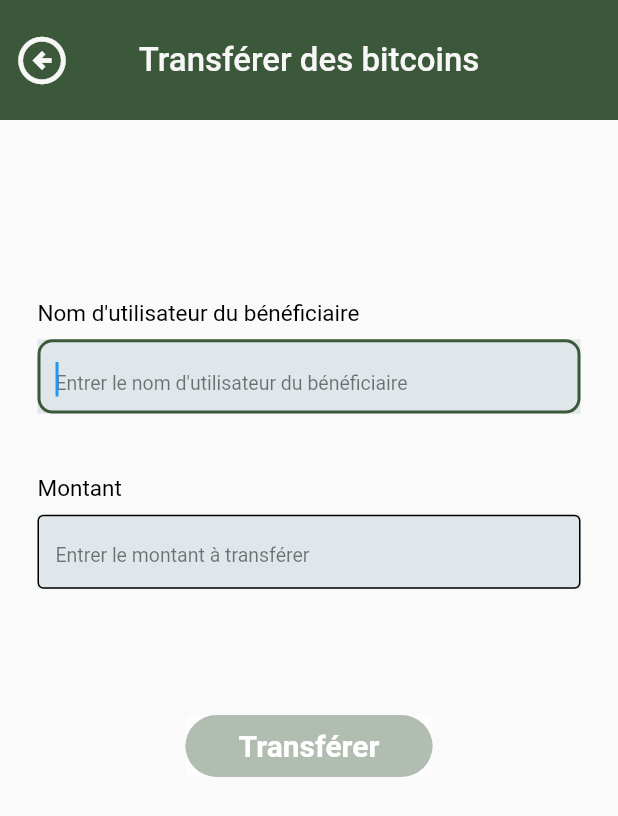
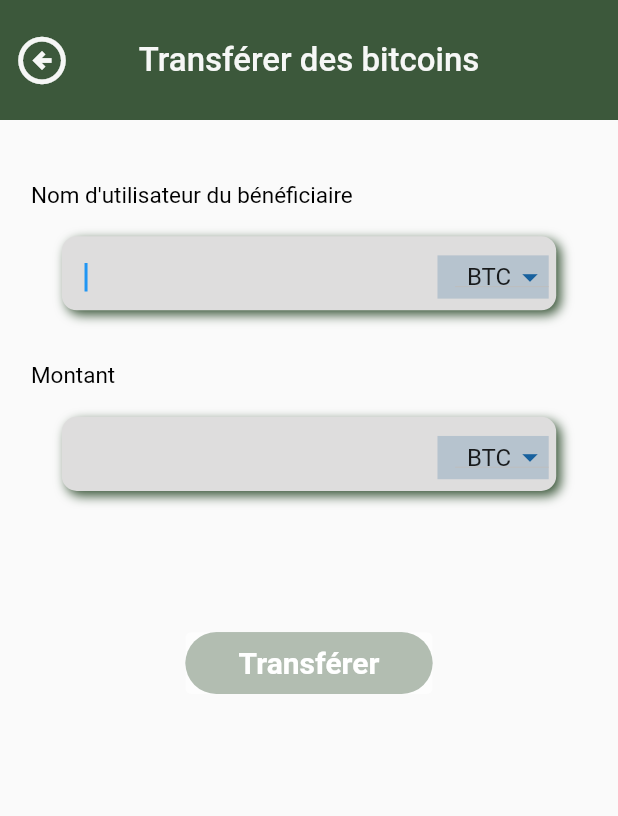
Before and after one commit to Gueyemhd/EasyBit, a Flutter app: the TransfertBitcoins screen opened by its route, on a phone screen of 412 x 824 dp. Shown: the top 816 px of the screen. Run offline on Flutter 3.47's test engine with Material 2 defaults, Android fonts, the phone set to English and light mode, and no system bars; network calls fail.

Commit message:
add some check attributes

```diff
--- a/frontend/easybit/lib/screens/widgets/login/login.body.dart
+++ b/frontend/easybit/lib/screens/widgets/login/login.body.dart
@@ -3,6 +3,7 @@ import 'package:easybit/screens/pages/registrationpage.dart';
 import 'package:easybit/services/user_service.dart';
 import 'package:easybit/shared/constants.dart';
 import 'package:flutter/material.dart';
+import 'package:flutter/services.dart';
 import 'package:http/http.dart' as http;
 
 class LoginBody extends StatefulWidget {
@@ -65,6 +66,7 @@ class _LoginBodyState extends State<LoginBody> {
                 border: Border.all(color: bluelogo, width: 3)),
             height: 50,
             child: TextFormField(
+              keyboardType: TextInputType.text,
               // The validator receives the text that the user has entered
               controller: usernameController,
               validator: (value) {
@@ -73,7 +75,6 @@ class _LoginBodyState extends State<LoginBody> {
                 }
                 return null;
               },
-              keyboardType: TextInputType.text,
               onChanged: (String value) {},
               style: const TextStyle(
                 color: Colors.black87,
--- a/frontend/easybit/lib/screens/widgets/registration/next.dart
+++ b/frontend/easybit/lib/screens/widgets/registration/next.dart
@@ -85,7 +85,7 @@ class _NextState extends State<Next> {
                 }
                 return null;
               },
-              keyboardType: TextInputType.text,
+              keyboardType: TextInputType.emailAddress,
               style: const TextStyle(
                 color: Colors.black87,
               ),
--- a/frontend/easybit/lib/screens/widgets/registration/registration.body.dart
+++ b/frontend/easybit/lib/screens/widgets/registration/registration.body.dart
@@ -149,6 +149,7 @@ class _RegistrationBodyState extends State<RegistrationBody> {
                 border: Border.all(color: bluelogo, width: 3)),
             height: 60,
             child: TextFormField(
+              keyboardType: TextInputType.text,
               controller: usernameController,
               // The validator receives the text that the user has entered.
               validator: (value) {
--- a/frontend/easybit/lib/screens/widgets/transfertBTC/transfertBitcoins.body.dart
+++ b/frontend/easybit/lib/screens/widgets/transfertBTC/transfertBitcoins.body.dart
@@ -1,5 +1,6 @@
 import 'package:easybit/shared/constants.dart';
 import 'package:flutter/material.dart';
+import 'package:flutter/services.dart';
 
 class TransfertBitcoinsBody extends StatefulWidget {
   const TransfertBitcoinsBody({super.key});
@@ -36,7 +37,7 @@ class _TransfertBitcoinsBodyState extends State<TransfertBitcoinsBody> {
     Size size = MediaQuery.of(context).size;
     //This size provides us total height and width of our screen
 
-    Widget recipientUsername() {
+    Widget RecipientUsername() {
       return Column(
         crossAxisAlignment: CrossAxisAlignment.start,
         children: <Widget>[
@@ -70,6 +71,192 @@ class _TransfertBitcoinsBodyState extends State<TransfertBitcoinsBody> {
                       borderRadius: BorderRadius.all(Radius.circular(10.0)),
                     )),
               )),
+        ],
+      );
+    }
+
+    Widget recipientUsername() {
+      return Column(
+        crossAxisAlignment: CrossAxisAlignment.start,
+        children: [
+          const Text(
+            'Nom d\'utilisateur du bénéficiaire',
+            style: TextStyle(
+              color: Colors.black,
+              fontSize: 15,
+            ),
+          ),
+          SizedBox(
+            height: MediaQuery.of(context).size.height * 0.01,
+          ),
+          Row(mainAxisAlignment: MainAxisAlignment.center, children: [
+            Container(
+                margin: const EdgeInsets.symmetric(vertical: 10),
+                width: MediaQuery.of(context).size.width * 0.8,
+                height: MediaQuery.of(context).size.height * 0.06,
+                decoration: BoxDecoration(
+                  color: const Color.fromARGB(255, 222, 221, 221),
+                  borderRadius: BorderRadius.circular(10),
+                  boxShadow: const [
+                    BoxShadow(
+                        color: Color.fromARGB(255, 60, 88, 59),
+                        blurRadius: 6,
+                        offset: Offset(3, 3))
+                  ],
+                ),
+                child: Row(
+                  children: [
+                    Expanded(
+                      child: TextFormField(
+                          keyboardType: TextInputType.text,
+                          inputFormatters: <TextInputFormatter>[
+                            FilteringTextInputFormatter.digitsOnly
+                          ],
+                          autofocus:
+                              true, //make phone keyboard appear automatically
+                          style: const TextStyle(
+                            color: Colors.black87,
+                          ),
+                          decoration: const InputDecoration(
+                            border: InputBorder.none,
+                            contentPadding: EdgeInsets.fromLTRB(15, 5, 0, 0),
+                          )),
+                    ),
+                    Padding(
+                      padding: const EdgeInsets.fromLTRB(0, 5, 5, 0),
+                      child: Container(
+                        width: size.width * 0.18,
+                        height: size.width * 0.07,
+                        alignment: Alignment.centerRight,
+                        decoration: const BoxDecoration(
+                          color: Color.fromARGB(177, 165, 183, 199),
+                        ),
+                        child: DropdownButton(
+                          // Initial Value
+                          value: dropdownvalue,
+                          dropdownColor: bluelogo,
+                          // Down Arrow Icon
+                          icon: const Icon(
+                            Icons.arrow_drop_down,
+                            color: Color.fromARGB(237, 12, 90, 154),
+                            size: 25,
+                          ),
+
+                          // Array list of items
+
+                          items: items
+                              .map<DropdownMenuItem<String>>((String value) {
+                            return DropdownMenuItem<String>(
+                              value: value,
+                              child: Text(value),
+                            );
+                          }).toList(),
+                          // After selecting the desired option,it will
+                          // change button value to selected value
+                          onChanged: (String? newValue) {
+                            setState(() {
+                              dropdownvalue = newValue!;
+                            });
+                          },
+                        ),
+                      ),
+                    ),
+                  ],
+                ))
+          ]),
+        ],
+      );
+    }
+
+    Widget btcAmount() {
+      return Column(
+        crossAxisAlignment: CrossAxisAlignment.start,
+        children: [
+          const Text(
+            'Montant',
+            style: TextStyle(
+              color: Colors.black,
+              fontSize: 15,
+            ),
+          ),
+          SizedBox(
+            height: MediaQuery.of(context).size.height * 0.01,
+          ),
+          Row(mainAxisAlignment: MainAxisAlignment.center, children: [
+            Container(
+                margin: const EdgeInsets.symmetric(vertical: 10),
+                width: MediaQuery.of(context).size.width * 0.8,
+                height: MediaQuery.of(context).size.height * 0.06,
+                decoration: BoxDecoration(
+                  color: const Color.fromARGB(255, 222, 221, 221),
+                  borderRadius: BorderRadius.circular(10),
+                  boxShadow: const [
+                    BoxShadow(
+                        color: Color.fromARGB(255, 60, 88, 59),
+                        blurRadius: 6,
+                        offset: Offset(3, 3))
+                  ],
+                ),
+                child: Row(
+                  children: [
+                    Expanded(
+                      child: TextFormField(
+                          keyboardType: TextInputType.number,
+                          inputFormatters: <TextInputFormatter>[
+                            FilteringTextInputFormatter.digitsOnly
+                          ],
+                          autofocus:
+                              true, //make phone keyboard appear automatically
+                          style: const TextStyle(
+                            color: Colors.black87,
+                          ),
+                          decoration: const InputDecoration(
+                            border: InputBorder.none,
+                            contentPadding: EdgeInsets.fromLTRB(15, 5, 0, 0),
+                          )),
+                    ),
+                    Padding(
+                      padding: const EdgeInsets.fromLTRB(0, 5, 5, 0),
+                      child: Container(
+                        width: size.width * 0.18,
+                        height: size.width * 0.07,
+                        alignment: Alignment.centerRight,
+                        decoration: const BoxDecoration(
+                          color: Color.fromARGB(177, 165, 183, 199),
+                        ),
+                        child: DropdownButton(
+                          // Initial Value
+                          value: dropdownvalue,
+                          dropdownColor: bluelogo,
+                          // Down Arrow Icon
+                          icon: const Icon(
+                            Icons.arrow_drop_down,
+                            color: Color.fromARGB(237, 12, 90, 154),
+                            size: 25,
+                          ),
+
+                          // Array list of items
+
+                          items: items
+                              .map<DropdownMenuItem<String>>((String value) {
+                            return DropdownMenuItem<String>(
+                              value: value,
+                              child: Text(value),
+                            );
+                          }).toList(),
+                          // After selecting the desired option,it will
+                          // change button value to selected value
+                          onChanged: (String? newValue) {
+                            setState(() {
+                              dropdownvalue = newValue!;
+                            });
+                          },
+                        ),
+                      ),
+                    ),
+                  ],
+                ))
+          ]),
         ],
       );
     }
@@ -123,102 +310,16 @@ class _TransfertBitcoinsBodyState extends State<TransfertBitcoinsBody> {
       );
     }
 
-    Widget btcAmount() {
-      return Column(
-        crossAxisAlignment: CrossAxisAlignment.start,
-        children: <Widget>[
-          const Text(
-            'Montant',
-            style: TextStyle(
-              color: Colors.black,
-              fontSize: 15,
-            ),
-          ),
-          SizedBox(
-            height: MediaQuery.of(context).size.height * 0.01,
-          ),
-          Container(
-              alignment: Alignment.centerLeft,
-              height: size.height * 0.06,
-              decoration: const BoxDecoration(
-                color: Color.fromARGB(207, 217, 227, 232),
-              ),
-              child: TextFormField(
-                autofocus: true,
-                style: const TextStyle(color: Colors.black87, fontSize: 20),
-                decoration: InputDecoration(
-                  hintText: 'Entrer le montant à transférer',
-                  hintStyle: const TextStyle(
-                      color: Color.fromARGB(132, 0, 0, 0), fontSize: 13),
-                  enabledBorder: const OutlineInputBorder(),
-                  focusedBorder: const OutlineInputBorder(
-                    borderSide: BorderSide(
-                        color: Color.fromARGB(255, 60, 88, 59), width: 2.0),
-                    borderRadius: BorderRadius.all(Radius.circular(10.0)),
-                  ),
-                  suffix: Container(
-                    margin: const EdgeInsets.symmetric(
-                        vertical: 15, horizontal: 15),
-                    width: size.width * 0.18,
-                    height: size.height * 0.20,
-                    decoration: const BoxDecoration(
-                      color: Color.fromARGB(255, 63, 97, 62),
-                      boxShadow: [
-                        BoxShadow(
-                          color: Colors.black26,
-                          offset: Offset(
-                            5.0,
-                            5.0,
-                          ),
-                          blurRadius: 10.0,
-                          spreadRadius: 2.0,
-                        )
-                      ],
-                    ),
-                    child: DropdownButton(
-                      // Initial Value
-                      value: dropdownvalue,
-                      dropdownColor: const Color.fromARGB(255, 60, 88, 59),
-                      // Down Arrow Icon
-                      icon: const Icon(
-                        Icons.arrow_drop_down,
-                        color: Color.fromARGB(255, 60, 88, 59),
-                        size: 25,
-                      ),
-
-                      // Array list of items
-                      items: items.map((String items) {
-                        return DropdownMenuItem(
-                          value: items,
-                          child: Text(
-                            items,
-                            style: const TextStyle(color: Colors.white),
-                          ),
-                        );
-                      }).toList(),
-                      // After selecting the desired option,it will
-                      // change button value to selected value
-                      onChanged: (String? newValue) {
-                        setState(() {
-                          dropdownvalue = newValue!;
-                        });
-                      },
-                    ),
-                  ),
-                ),
-              )),
-        ],
-      );
-    }
-
     return SingleChildScrollView(
       physics: const AlwaysScrollableScrollPhysics(),
-      padding: const EdgeInsets.symmetric(horizontal: 25, vertical: 120),
+      padding: EdgeInsets.symmetric(
+          horizontal: MediaQuery.of(context).size.width / 20,
+          vertical: MediaQuery.of(context).size.height / 20),
       child:
           Column(mainAxisAlignment: MainAxisAlignment.start, children: <Widget>[
         recipientUsername(),
         SizedBox(
-          height: MediaQuery.of(context).size.height * 0.05,
+          height: MediaQuery.of(context).size.height * 0.03,
         ),
         btcAmount(),
         SizedBox(
```
